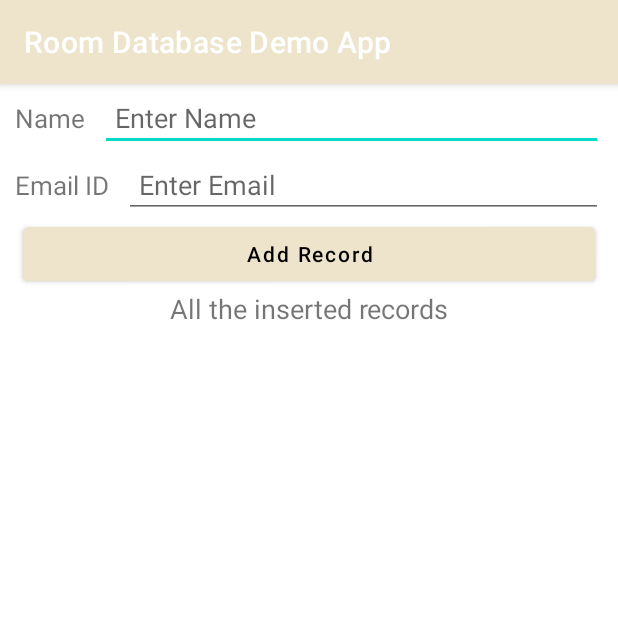
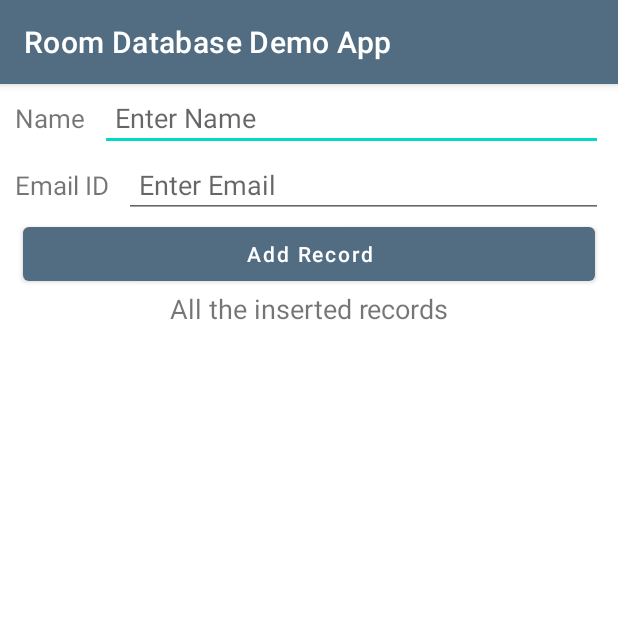
Before and after one commit to shahrazeahmad07/Room-Database-Demo-App, an Android app: the screen it shows after launch (MainActivity), on a phone screen of 412 x 824 dp, the top half of it. Run offline under Robolectric (Android 15) with nearby library versions, the phone set to English and light mode, and no system bars.

Commit message:
changed theme color

```diff
--- a/app/src/main/res/layout/activity_main.xml
+++ b/app/src/main/res/layout/activity_main.xml
@@ -69,8 +69,7 @@
         app:layout_constraintTop_toBottomOf="@id/llEmail"
         android:text="@string/add_record"
         android:textAllCaps="false"
-        android:layout_marginHorizontal="15dp"
-        android:textColor="@color/black"/>
+        android:layout_marginHorizontal="15dp" />
 
     <TextView
         android:layout_width="match_parent"
--- a/app/src/main/res/values/colors.xml
+++ b/app/src/main/res/values/colors.xml
@@ -1,8 +1,8 @@
 <?xml version="1.0" encoding="utf-8"?>
 <resources>
-    <color name="purple_200">#FFBB86FC</color>
-    <color name="purple_500">#EEE3CB</color>
-    <color name="purple_700">#9BABB8</color>
+    <color name="purple_200">#9DB2BF</color>
+    <color name="purple_500">#526D82</color>
+    <color name="purple_700">#27374D</color>
     <color name="teal_200">#FF03DAC5</color>
     <color name="teal_700">#FF018786</color>
     <color name="black">#FF000000</color>
```
Also changed, not shown: app/build.gradle (+8 -7 lines).
